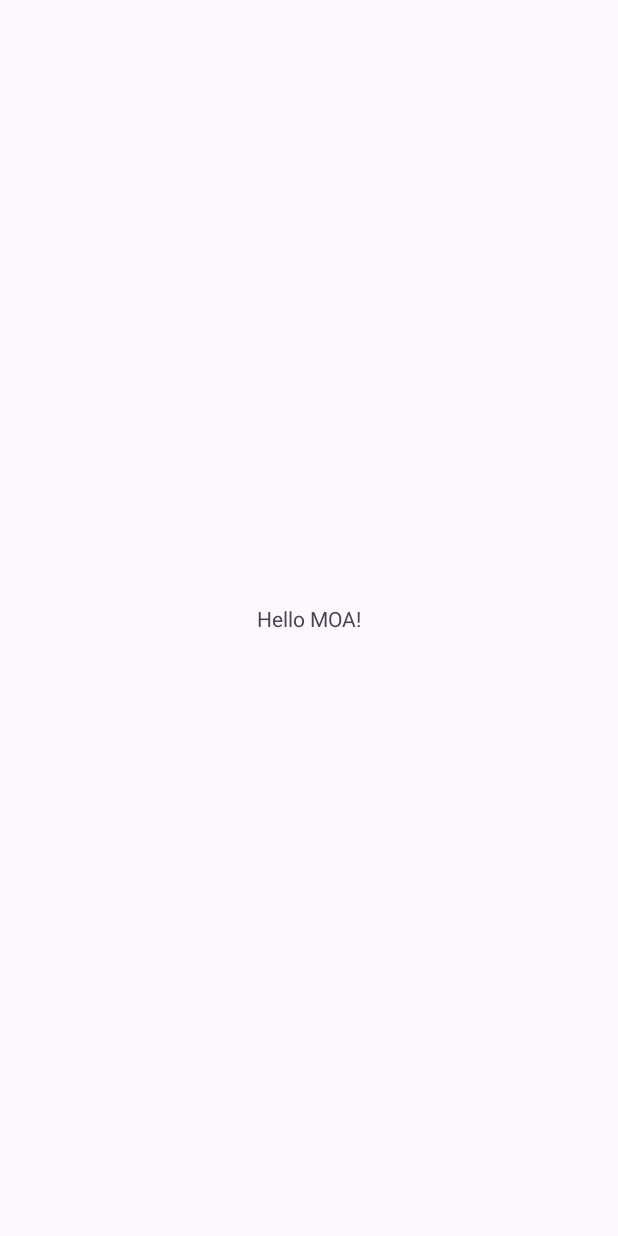
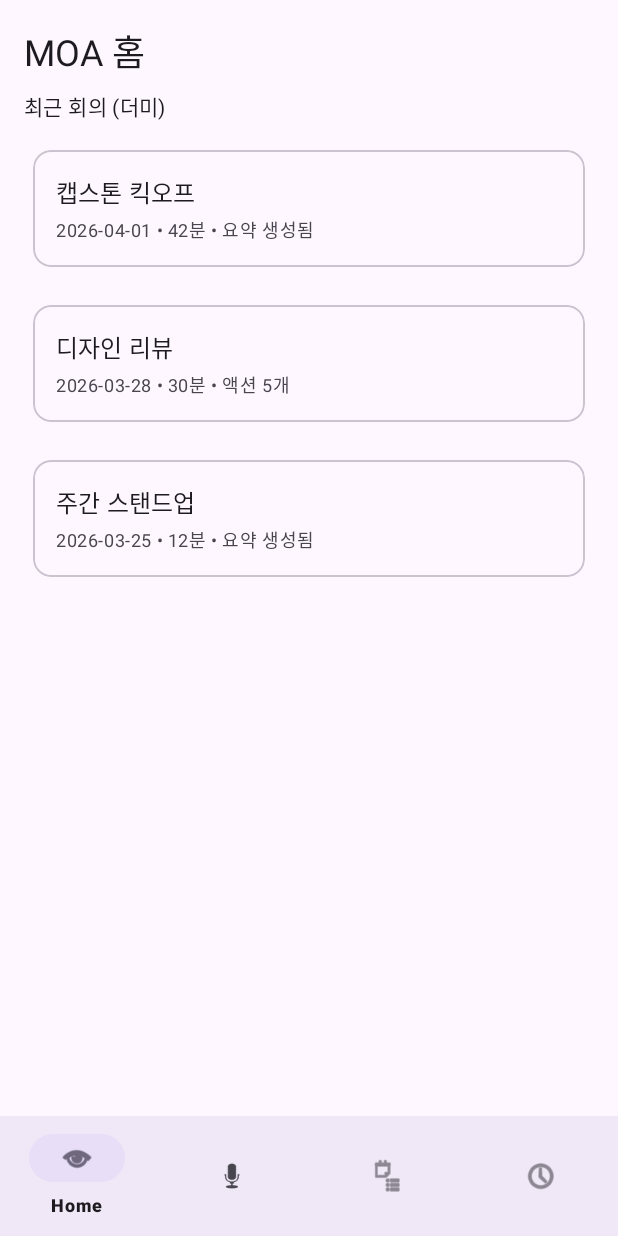
Before and after one commit to AllforMinseo/a20260310, an Android app: the screen it shows after launch (MainActivity), on a phone screen of 412 x 824 dp. Before the commit the screen is almost empty. Run offline under Robolectric (Android 15) with nearby library versions, the light colour scheme and no system bars; our stand-ins replace navigation-ui.

Commit message:
backup before merge

```diff
--- a/app/build.gradle.kts
+++ b/app/build.gradle.kts
@@ -41,6 +41,11 @@ dependencies {
     implementation(libs.material)
     implementation(libs.androidx.activity)
     implementation(libs.androidx.constraintlayout)
+    implementation(libs.androidx.fragment.ktx)
+    implementation(libs.androidx.navigation.fragment.ktx)
+    implementation(libs.androidx.navigation.ui.ktx)
+    implementation(libs.androidx.recyclerview)
+    implementation(libs.androidx.lifecycle.runtime.ktx)
     testImplementation(libs.junit)
     androidTestImplementation(libs.androidx.junit)
     androidTestImplementation(libs.androidx.espresso.core)
--- a/app/src/main/java/com/example/a20260310/MainActivity.kt
+++ b/app/src/main/java/com/example/a20260310/MainActivity.kt
@@ -5,6 +5,9 @@ import androidx.activity.enableEdgeToEdge
 import androidx.appcompat.app.AppCompatActivity
 import androidx.core.view.ViewCompat
 import androidx.core.view.WindowInsetsCompat
+import androidx.navigation.fragment.NavHostFragment
+import androidx.navigation.ui.setupWithNavController
+import com.google.android.material.bottomnavigation.BottomNavigationView
 
 class MainActivity : AppCompatActivity() {
     override fun onCreate(savedInstanceState: Bundle?) {
@@ -16,5 +19,10 @@ class MainActivity : AppCompatActivity() {
             v.setPadding(systemBars.left, systemBars.top, systemBars.right, systemBars.bottom)
             insets
         }
+
+        val navHostFragment =
+            supportFragmentManager.findFragmentById(R.id.nav_host_fragment) as NavHostFragment
+        val navController = navHostFragment.navController
+        findViewById<BottomNavigationView>(R.id.bottom_nav).setupWithNavController(navController)
     }
 }
--- /dev/null
+++ b/app/src/main/java/com/example/a20260310/ui/common/SimpleRow.kt
@@ -0,0 +1,6 @@
+package com.example.a20260310.ui.common
+
+data class SimpleRow(
+    val title: String,
+    val subtitle: String,
+)
--- /dev/null
+++ b/app/src/main/java/com/example/a20260310/ui/common/SimpleRowAdapter.kt
@@ -0,0 +1,31 @@
+package com.example.a20260310.ui.common
+
+import android.view.LayoutInflater
+import android.view.View
+import android.view.ViewGroup
+import android.widget.TextView
+import androidx.recyclerview.widget.RecyclerView
+import com.example.a20260310.R
+
+class SimpleRowAdapter(
+    private val items: List<SimpleRow>,
+) : RecyclerView.Adapter<SimpleRowAdapter.VH>() {
+
+    class VH(itemView: View) : RecyclerView.ViewHolder(itemView) {
+        val title: TextView = itemView.findViewById(R.id.title)
+        val subtitle: TextView = itemView.findViewById(R.id.subtitle)
+    }
+
+    override fun onCreateViewHolder(parent: ViewGroup, viewType: Int): VH {
+        val view = LayoutInflater.from(parent.context).inflate(R.layout.item_simple_row, parent, false)
+        return VH(view)
+    }
+
+    override fun onBindViewHolder(holder: VH, position: Int) {
+        val item = items[position]
+        holder.title.text = item.title
+        holder.subtitle.text = item.subtitle
+    }
+
+    override fun getItemCount(): Int = items.size
+}
--- /dev/null
+++ b/app/src/main/java/com/example/a20260310/ui/home/HomeFragment.kt
@@ -0,0 +1,27 @@
+package com.example.a20260310.ui.home
+
+import android.os.Bundle
+import android.view.View
+import androidx.fragment.app.Fragment
+import androidx.recyclerview.widget.LinearLayoutManager
+import androidx.recyclerview.widget.RecyclerView
+import com.example.a20260310.R
+import com.example.a20260310.ui.common.SimpleRow
+import com.example.a20260310.ui.common.SimpleRowAdapter
+
+class HomeFragment : Fragment(R.layout.fragment_home) {
+    override fun onViewCreated(view: View, savedInstanceState: Bundle?) {
+        super.onViewCreated(view, savedInstanceState)
+
+        val items = listOf(
+            SimpleRow(title = "캡스톤 킥오프", subtitle = "2026-04-01 • 42분 • 요약 생성됨"),
+            SimpleRow(title = "디자인 리뷰", subtitle = "2026-03-28 • 30분 • 액션 5개"),
+            SimpleRow(title = "주간 스탠드업", subtitle = "2026-03-25 • 12분 • 요약 생성됨"),
+        )
+
+        view.findViewById<RecyclerView>(R.id.recycler).apply {
+            layoutManager = LinearLayoutManager(context)
+            adapter = SimpleRowAdapter(items)
+        }
+    }
+}
--- a/app/src/main/res/layout/activity_main.xml
+++ b/app/src/main/res/layout/activity_main.xml
@@ -7,13 +7,26 @@
     android:layout_height="match_parent"
     tools:context=".MainActivity">
 
-    <TextView
-        android:layout_width="wrap_content"
+    <androidx.fragment.app.FragmentContainerView
+        android:id="@+id/nav_host_fragment"
+        android:name="androidx.navigation.fragment.NavHostFragment"
+        android:layout_width="0dp"
+        android:layout_height="0dp"
+        app:defaultNavHost="true"
+        app:layout_constraintBottom_toTopOf="@id/bottom_nav"
+        app:layout_constraintEnd_toEndOf="parent"
+        app:layout_constraintStart_toStartOf="parent"
+        app:layout_constraintTop_toTopOf="parent"
+        app:navGraph="@navigation/nav_graph" />
+
+    <com.google.android.material.bottomnavigation.BottomNavigationView
+        android:id="@+id/bottom_nav"
+        android:layout_width="0dp"
         android:layout_height="wrap_content"
-        android:text="@string/hello_moa"
+        android:background="?android:attr/windowBackground"
         app:layout_constraintBottom_toBottomOf="parent"
         app:layout_constraintEnd_toEndOf="parent"
         app:layout_constraintStart_toStartOf="parent"
-        app:layout_constraintTop_toTopOf="parent" />
+        app:menu="@menu/bottom_nav_menu" />
 
 </androidx.constraintlayout.widget.ConstraintLayout>
--- /dev/null
+++ b/app/src/main/res/layout/fragment_home.xml
@@ -0,0 +1,39 @@
+<?xml version="1.0" encoding="utf-8"?>
+<androidx.constraintlayout.widget.ConstraintLayout xmlns:android="http://schemas.android.com/apk/res/android"
+    xmlns:app="http://schemas.android.com/apk/res-auto"
+    android:layout_width="match_parent"
+    android:layout_height="match_parent"
+    android:padding="16dp">
+
+    <TextView
+        android:id="@+id/title"
+        android:layout_width="0dp"
+        android:layout_height="wrap_content"
+        android:text="@string/home_title"
+        android:textAppearance="?attr/textAppearanceHeadlineSmall"
+        app:layout_constraintEnd_toEndOf="parent"
+        app:layout_constraintStart_toStartOf="parent"
+        app:layout_constraintTop_toTopOf="parent" />
+
+    <TextView
+        android:id="@+id/subtitle"
+        android:layout_width="0dp"
+        android:layout_height="wrap_content"
+        android:layout_marginTop="8dp"
+        android:text="최근 회의 (더미)"
+        android:textAppearance="?attr/textAppearanceBodyMedium"
+        app:layout_constraintEnd_toEndOf="parent"
+        app:layout_constraintStart_toStartOf="parent"
+        app:layout_constraintTop_toBottomOf="@id/title" />
+
+    <androidx.recyclerview.widget.RecyclerView
+        android:id="@+id/recycler"
+        android:layout_width="0dp"
+        android:layout_height="0dp"
+        android:layout_marginTop="12dp"
+        app:layout_constraintBottom_toBottomOf="parent"
+        app:layout_constraintEnd_toEndOf="parent"
+        app:layout_constraintStart_toStartOf="parent"
+        app:layout_constraintTop_toBottomOf="@id/subtitle" />
+
+</androidx.constraintlayout.widget.ConstraintLayout>
--- /dev/null
+++ b/app/src/main/res/layout/item_simple_row.xml
@@ -0,0 +1,31 @@
+<?xml version="1.0" encoding="utf-8"?>
+<com.google.android.material.card.MaterialCardView xmlns:android="http://schemas.android.com/apk/res/android"
+    xmlns:app="http://schemas.android.com/apk/res-auto"
+    android:layout_width="match_parent"
+    android:layout_height="wrap_content"
+    android:layout_marginBottom="12dp"
+    app:cardUseCompatPadding="true">
+
+    <LinearLayout
+        android:layout_width="match_parent"
+        android:layout_height="wrap_content"
+        android:orientation="vertical"
+        android:padding="16dp">
+
+        <TextView
+            android:id="@+id/title"
+            android:layout_width="match_parent"
+            android:layout_height="wrap_content"
+            android:text="제목"
+            android:textAppearance="?attr/textAppearanceTitleMedium" />
+
+        <TextView
+            android:id="@+id/subtitle"
+            android:layout_width="match_parent"
+            android:layout_height="wrap_content"
+            android:layout_marginTop="4dp"
+            android:text="부제목"
+            android:textAppearance="?attr/textAppearanceBodySmall" />
+    </LinearLayout>
+
+</com.google.android.material.card.MaterialCardView>
--- /dev/null
+++ b/app/src/main/res/menu/bottom_nav_menu.xml
@@ -0,0 +1,22 @@
+<?xml version="1.0" encoding="utf-8"?>
+<menu xmlns:android="http://schemas.android.com/apk/res/android">
+    <item
+        android:id="@+id/homeFragment"
+        android:icon="@android:drawable/ic_menu_view"
+        android:title="@string/nav_home" />
+
+    <item
+        android:id="@+id/meetingFragment"
+        android:icon="@android:drawable/ic_btn_speak_now"
+        android:title="@string/nav_meeting" />
+
+    <item
+        android:id="@+id/resultFragment"
+        android:icon="@android:drawable/ic_menu_agenda"
+        android:title="@string/nav_result" />
+
+    <item
+        android:id="@+id/historyFragment"
+        android:icon="@android:drawable/ic_menu_recent_history"
+        android:title="@string/nav_history" />
+</menu>
--- /dev/null
+++ b/app/src/main/res/navigation/nav_graph.xml
@@ -0,0 +1,27 @@
+<?xml version="1.0" encoding="utf-8"?>
+<navigation xmlns:android="http://schemas.android.com/apk/res/android"
+    xmlns:app="http://schemas.android.com/apk/res-auto"
+    android:id="@+id/nav_graph"
+    app:startDestination="@id/homeFragment">
+
+    <fragment
+        android:id="@+id/homeFragment"
+        android:name="com.example.a20260310.ui.home.HomeFragment"
+        android:label="@string/nav_home" />
+
+    <fragment
+        android:id="@+id/meetingFragment"
+        android:name="com.example.a20260310.ui.meeting.MeetingFragment"
+        android:label="@string/nav_meeting" />
+
+    <fragment
+        android:id="@+id/resultFragment"
+        android:name="com.example.a20260310.ui.result.ResultFragment"
+        android:label="@string/nav_result" />
+
+    <fragment
+        android:id="@+id/historyFragment"
+        android:name="com.example.a20260310.ui.history.HistoryFragment"
+        android:label="@string/nav_history" />
+
+</navigation>
--- a/app/src/main/res/values/strings.xml
+++ b/app/src/main/res/values/strings.xml
@@ -1,4 +1,14 @@
 <resources>
     <string name="app_name">a20260310</string>
     <string name="hello_moa">Hello MOA!</string>
+
+    <string name="nav_home">Home</string>
+    <string name="nav_meeting">Meeting</string>
+    <string name="nav_result">Result</string>
+    <string name="nav_history">History</string>
+
+    <string name="home_title">MOA 홈</string>
+    <string name="meeting_title">회의 진행</string>
+    <string name="result_title">회의 결과</string>
+    <string name="history_title">기록</string>
 </resources>
```
Also changed, not shown: app/src/main/java/com/example/a20260310/ui/history/HistoryFragment.kt (added, +28 -0 lines), app/src/main/java/com/example/a20260310/ui/meeting/MeetingFragment.kt (added, +29 -0 lines), app/src/main/java/com/example/a20260310/ui/result/ResultFragment.kt (added, +21 -0 lines), app/src/main/res/layout/fragment_history.xml (added, +28 -0 lines), app/src/main/res/layout/fragment_meeting.xml (added, +50 -0 lines), app/src/main/res/layout/fragment_result.xml (added, +75 -0 lines), gradle/libs.versions.toml (+9 -0 lines), 2 other files.
